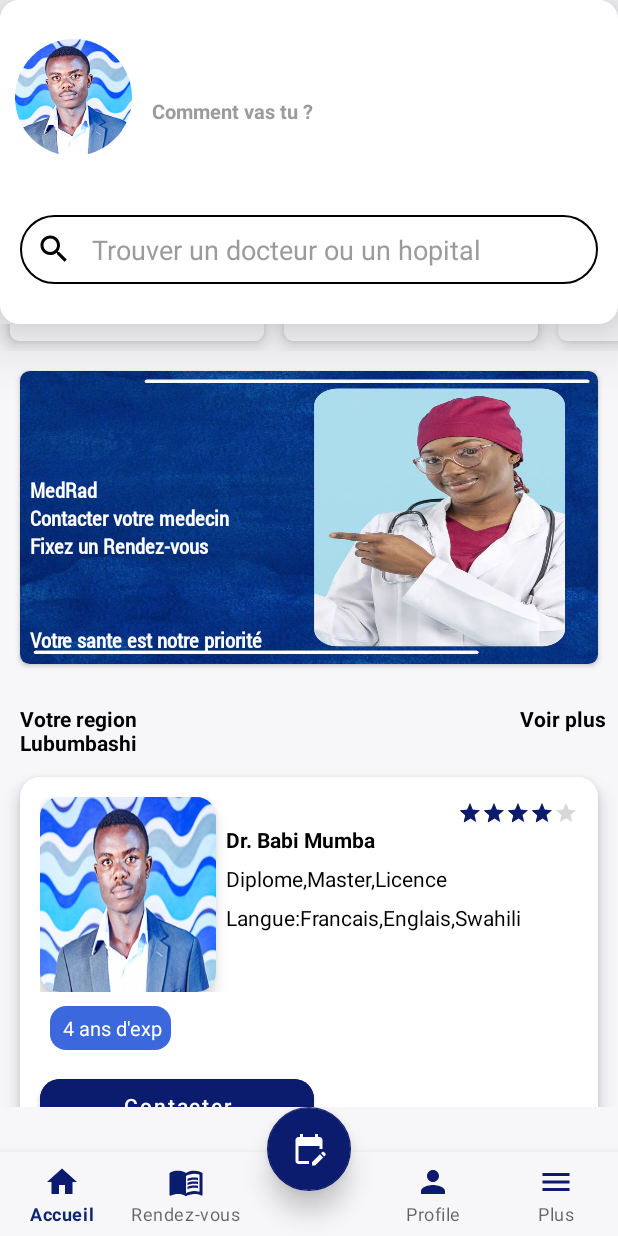
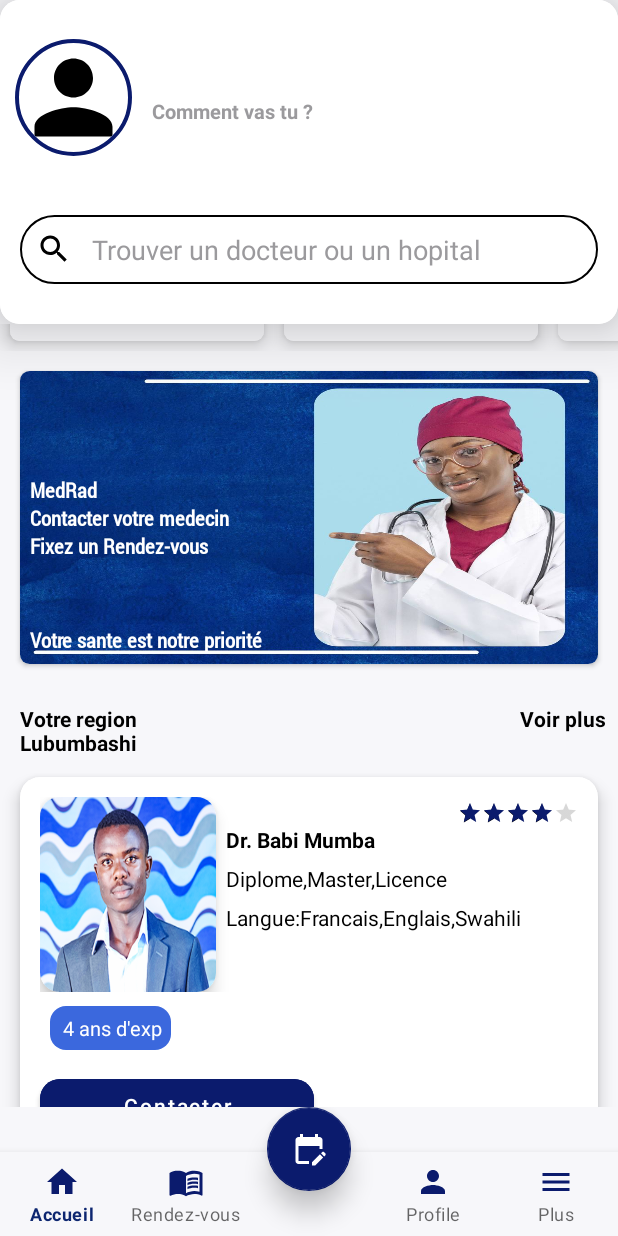
Before and after one commit to BabiMumba/MedRad, an Android app: the screen it shows after launch once a user with an empty profile is signed in (MainActivity), scrolled down 730 dp, on a phone screen of 412 x 824 dp. Run offline under Robolectric (Android 15) with nearby library versions, the phone set to English and light mode, and no system bars; our stand-ins replace CircleImageView, Firebase (no records; nobody signed in at launch, a user with empty details on screens opened directly), sdp/ssp sizes; libraries missing offline, so code that uses them is left out: com.denzcoskun.imageslider, com.karumi.dexter; plain views replace ImageSlider; pictures from the network do not load; 4 statements that could not run were skipped.

Commit message:
ajouter la fonction pas

```diff
--- a/app/src/main/java/cd/babitech/medrad/Fragment/HomeFragment.kt
+++ b/app/src/main/java/cd/babitech/medrad/Fragment/HomeFragment.kt
@@ -57,72 +57,66 @@ class HomeFragment : Fragment() {
         getSpeciality()
 
         val imageList = ArrayList<SlideModel>() // Create image list
-        imageList.add(SlideModel("https://firebasestorage.googleapis.com/v0/b/restaurant-2506c.appspot.com/o/lushi_3.png?alt=media&token=bb41e27f-9a31-47b5-b871-99517f97dfa5", ScaleTypes.FIT))
         imageList.add(
-            SlideModel("https://firebasestorage.googleapis.com/v0/b/restaurant-2506c.appspot.com/o/lstore.png?alt=media&token=25a865b3-304b-47b6-a2cc-1d986d5c5013",
-                ScaleTypes.FIT)
+            SlideModel(
+                "https://firebasestorage.googleapis.com/v0/b/restaurant-2506c.appspot.com/o/lushi_3.png?alt=media&token=bb41e27f-9a31-47b5-b871-99517f97dfa5",
+                ScaleTypes.FIT
+            )
+        )
+        imageList.add(
+            SlideModel(
+                "https://firebasestorage.googleapis.com/v0/b/restaurant-2506c.appspot.com/o/lstore.png?alt=media&token=25a865b3-304b-47b6-a2cc-1d986d5c5013",
+                ScaleTypes.FIT
+            )
         )
         getData()
         binding.imageSlider.setImageList(imageList)
         binding.falProfil.profilBtn.visibility = View.GONE
         binding.falProfil.contactBtn.setOnClickListener {
-            Dexter.withContext(
-                requireActivity()
-            )
-                .withPermission(Manifest.permission.CALL_PHONE)
-                .withListener(object : PermissionListener {
-                    override fun onPermissionGranted(permissionGrantedResponse: PermissionGrantedResponse) {
-                        val nume = "tel:+243975937553"
-                        val i = Intent(Intent.ACTION_CALL)
-                        i.data= Uri.parse(nume)
-                        startActivity(i)
-                    }
-
-                    override fun onPermissionDenied(permissionDeniedResponse: PermissionDeniedResponse) {
-                        Toast.makeText(
-                            requireActivity(),
-                            "vous devez accepter pour continuer",
-                            Toast.LENGTH_SHORT
-                        ).show()
-                    }
-
-                    override fun onPermissionRationaleShouldBeShown(
-                        permissionRequest: PermissionRequest,
-                        permissionToken: PermissionToken
-                    ) {
-                        permissionToken.continuePermissionRequest()
-                    }
-                }).check()
+            call_app()
         }
         binding.profil1.callBtn.setOnClickListener {
-            startActivity(Intent(requireActivity(),DetailDoctorActivity::class.java))
+            call_app()
         }
         binding.profil2.callBtn.setOnClickListener {
-            startActivity(Intent(requireActivity(),DetailDoctorActivity::class.java))
+            call_app()
         }
         binding.profil3.callBtn.setOnClickListener {
-            startActivity(Intent(requireActivity(),DetailDoctorActivity::class.java))
+            call_app()
         }
         binding.profil2.nameDoctor.setText("Dr kanda Mbikayi")
         binding.profil3.nameDoctor.setText("Dr kasongo Mardocher")
+        binding.profil3.fonction.setText("Pédiatre")
+        binding.profil2.fonction.setText("Gynécologue")
+        binding.profil1.imageDoctor
+        val img1 = "https://img.freepik.com/free-photo/front-view-smiley-man-with-thumb-up_23-2149633839.jpg?size=626&ext=jpg&uid=R68904716&ga=GA1.2.2069144117.1673200892&semt=ais"
+        val img2 = "https://img.freepik.com/free-photo/cheerful-ethnic-doctor-with-arms-crossed_23-2147767333.jpg?size=626&ext=jpg&uid=R68904716&ga=GA1.2.2069144117.1673200892&semt=ais"
+        val img3 = "https://encrypted-tbn0.gstatic.com/images?q=tbn:ANd9GcQY_7p_DzGReXjLWefuP6fwSpEaO3Bvlhntbg&usqp=CAU"
+        yglide(img1,binding.profil1.imageDoctor)
+        yglide(img2,binding.profil2.imageDoctor)
+        yglide(img3,binding.profil3.imageDoctor)
+
 
         val circularProgressDrawable = CircularProgressDrawable(requireActivity())
         circularProgressDrawable.strokeWidth = 5f
         circularProgressDrawable.centerRadius = 30f
         circularProgressDrawable.start()
         binding.moreDoctor.setOnClickListener {
-            startActivity(Intent(requireActivity(),DoctorListActivity::class.java))
+            startActivity(Intent(requireActivity(), DoctorListActivity::class.java))
         }
 
 
         return binding.root
     }
-    fun getData(){
-        val sharedPreferences = requireActivity().getSharedPreferences(DATA.PREF_NAME, Context.MODE_PRIVATE)
-        val nom  = sharedPreferences.getString(DATA.nom,"").toString()
+
+    fun getData() {
+        val sharedPreferences =
+            requireActivity().getSharedPreferences(DATA.PREF_NAME, Context.MODE_PRIVATE)
+        val nom = sharedPreferences.getString(DATA.nom, "").toString()
         binding.nomprofil.setText(nom)
     }
-    fun my_glide(lien_im:String, place: CircularProgressDrawable, imageView: ImageView){
+
+    fun my_glide(lien_im: String, place: CircularProgressDrawable, imageView: ImageView) {
 
         Glide
             .with(requireActivity())
@@ -133,18 +127,19 @@ class HomeFragment : Fragment() {
             .placeholder(place)
             .into(imageView)
     }
-    fun getSpeciality(){
+
+    fun getSpeciality() {
         val database = FirebaseDatabase.getInstance()
         database.getReference(DATA.special)
-            .addValueEventListener(object : ValueEventListener{
+            .addValueEventListener(object : ValueEventListener {
                 override fun onDataChange(snapshot: DataSnapshot) {
                     list!!.clear()
-                    for (data in snapshot.children){
+                    for (data in snapshot.children) {
                         val model = data.getValue(specialite::class.java)
                         list!!.add(model)
                     }
                     adapter!!.notifyDataSetChanged()
-                   // binding.progressBar.visibility = View.GONE
+                    // binding.progressBar.visibility = View.GONE
 
                 }
 
@@ -157,4 +152,41 @@ class HomeFragment : Fragment() {
 
     }
 
+    fun call_app() {
+        Dexter.withContext(
+            requireActivity()
+        )
+            .withPermission(Manifest.permission.CALL_PHONE)
+            .withListener(object : PermissionListener {
+                override fun onPermissionGranted(permissionGrantedResponse: PermissionGrantedResponse) {
+                    val nume = "tel:+243975937553"
+                    val i = Intent(Intent.ACTION_CALL)
+                    i.data = Uri.parse(nume)
+                    startActivity(i)
+                }
+
+                override fun onPermissionDenied(permissionDeniedResponse: PermissionDeniedResponse) {
+                    Toast.makeText(
+                        requireActivity(),
+                        "vous devez accepter pour continuer",
+                        Toast.LENGTH_SHORT
+                    ).show()
+                }
+
+                override fun onPermissionRationaleShouldBeShown(
+                    permissionRequest: PermissionRequest,
+                    permissionToken: PermissionToken
+                ) {
+                    permissionToken.continuePermissionRequest()
+                }
+            }).check()
+    }
+
+    fun yglide(load:String,view: ImageView){
+        Glide
+            .with(requireActivity())
+            .load(load)
+            .into(view)
+    }
+
 }
--- a/app/src/main/res/layout/doctor_item.xml
+++ b/app/src/main/res/layout/doctor_item.xml
@@ -48,7 +48,7 @@
             android:layout_width="wrap_content"
             android:layout_height="wrap_content"
             android:layout_below="@id/fonction"
-            android:text="Contacter"
+            android:text="Appel vocal"
             android:layout_centerHorizontal="true"
             android:backgroundTint="@color/primary"
             android:padding="@dimen/_5sdp"
--- a/app/src/main/res/layout/fragment_home.xml
+++ b/app/src/main/res/layout/fragment_home.xml
@@ -33,7 +33,9 @@
                     android:id="@+id/imageprofil"
                     android:layout_width="@dimen/_60sdp"
                     android:layout_height="@dimen/_60sdp"
-                    android:src="@drawable/black"
+                    app:civ_border_width="@dimen/_2sdp"
+                    app:civ_border_color="@color/primary"
+                    android:src="@drawable/baseline_person_24"
                     android:layout_alignParentStart="true"
                     android:layout_marginStart="10dp"
                     />
@@ -205,6 +207,7 @@
                     android:textColor="@color/primary_text"
                     />
                 <TextView
+                    android:visibility="gone"
                     android:id="@+id/more_doctor"
                     android:layout_marginEnd="@dimen/_6sdp"
                     android:layout_alignParentEnd="true"
```
